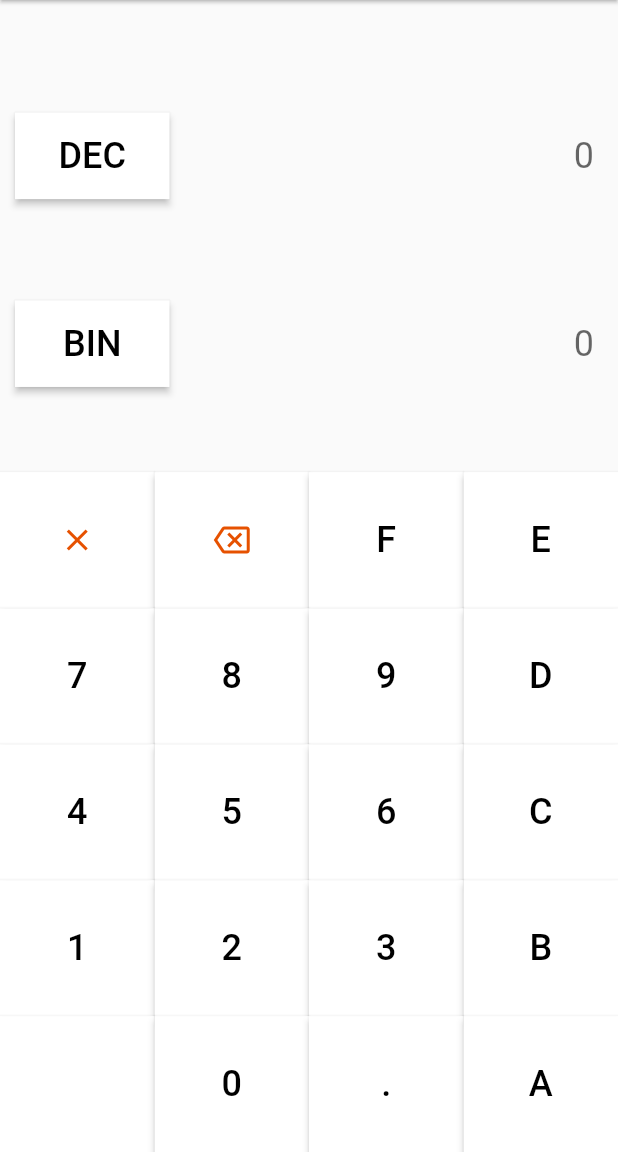
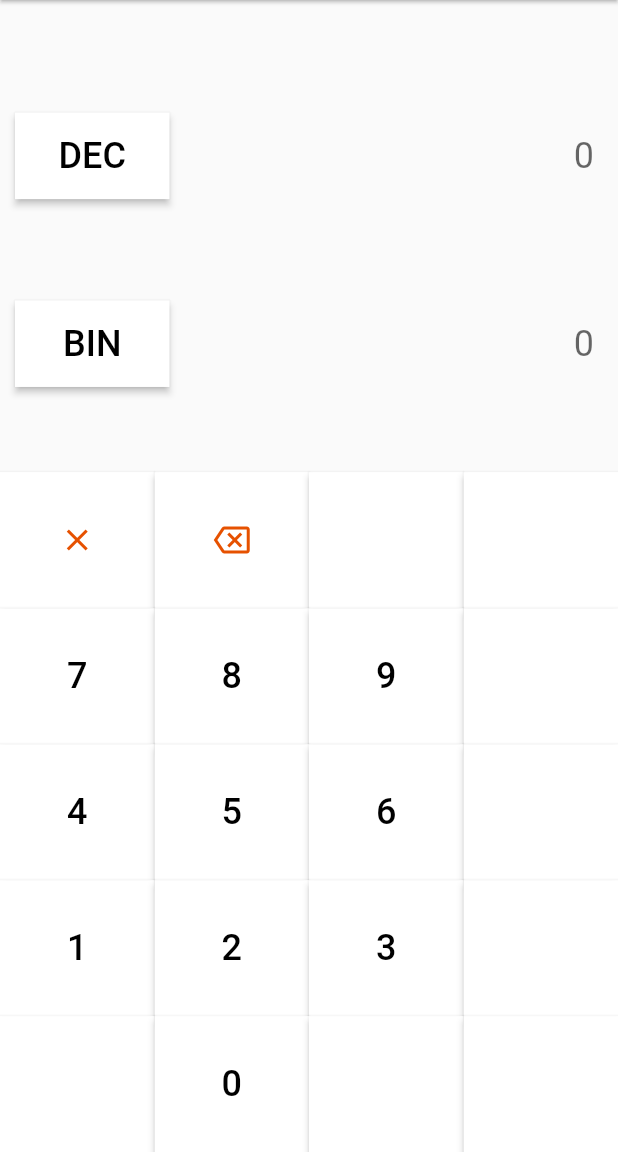
Before and after one commit to 0xV3nn/0xBA53, a Flutter app: the screen it shows after launch, on a phone screen of 412 x 824 dp, the part 84-1236 px from its top. Run offline on Flutter 3.47's test engine with Material 2 defaults, Android fonts, the phone set to English and light mode, and no system bars.

Commit message:
Working fine

```diff
--- a/lib/view/home_page.dart
+++ b/lib/view/home_page.dart
@@ -18,9 +18,24 @@ class _HomePageState extends State<HomePage> {
   String baseButtonUp = 'DEC';
   String baseButtonDown = 'BIN';
 
+  Map<String, int> radixMap = {
+    'BIN': 2,
+    'OCT': 8,
+    'DEC': 10,
+    'HEX': 16
+  };
+
   @override
   void initState() {
     super.initState();
+    input_up.addListener(() {
+      setState(() {
+        if (baseButtonUp.isNotEmpty && input_up.text.isNotEmpty) {
+          int radix = radixMap[baseButtonUp] ?? 10;
+          input_down.text = int.parse(input_up.text, radix: radix).toRadixString(radixMap[baseButtonDown] ?? 2).toUpperCase();
+        }
+      });
+    });
   }
 
   void _basesModalSheetUp() {
@@ -44,12 +59,20 @@ class _HomePageState extends State<HomePage> {
   _onModalButtonPressedUp(String value) {
     setState(() {
       if (value == 'BIN') {
+        input_up.text = '';
+        input_down.text = '';
         baseButtonUp = 'BIN';
       } else if (value == 'OCT') {
+        input_up.text = '';
+        input_down.text = '';
         baseButtonUp = 'OCT';
       } else if (value == 'DEC') {
+        input_up.text = '';
+        input_down.text = '';
         baseButtonUp = 'DEC';
       } else if (value == 'HEX') {
+        input_up.text = '';
+        input_down.text = '';
         baseButtonUp = 'HEX';
       }
     });
@@ -58,12 +81,20 @@ class _HomePageState extends State<HomePage> {
   _onModalButtonPressedDown(String value) {
     setState(() {
       if (value == 'BIN') {
+        input_up.text = '';
+        input_down.text = '';
         baseButtonDown = 'BIN';
       } else if (value == 'OCT') {
+        input_up.text = '';
+        input_down.text = '';
         baseButtonDown = 'OCT';
       } else if (value == 'DEC') {
+        input_up.text = '';
+        input_down.text = '';
         baseButtonDown = 'DEC';
       } else if (value == 'HEX') {
+        input_up.text = '';
+        input_down.text = '';
         baseButtonDown = 'HEX';
       }
     });
@@ -73,8 +104,10 @@ class _HomePageState extends State<HomePage> {
     setState(() {
       if (value == 'AC') {
         input_up.text = '';
+        input_down.text = '';
       } else if (value == 'X' && input_up.text.isNotEmpty) {
         input_up.text = input_up.text.substring(0, input_up.text.length - 1);
+        input_up.text == '' ? input_down.text = '' : null;
       } else if (value != 'AC' && value != 'X') {
         input_up.text += value;
       }
@@ -97,20 +130,30 @@ class _HomePageState extends State<HomePage> {
             children: [
               Row(
                 children: [
-                  BaseChangeButton(label: baseButtonUp, onKeyPressed: _basesModalSheetUp),
-                  NumberField(controller: input_up)
+                  BaseChangeButton(
+                    label: baseButtonUp,
+                    onKeyPressed: _basesModalSheetUp,
+                  ),
+                  NumberField(
+                    controller: input_up,
+
+                  )
                 ],
               ),
               SizedBox(height: 0.05 * size.height),
               Row(
                 children: [
-                  BaseChangeButton(label: baseButtonDown, onKeyPressed: _basesModalSheetDown),
-                  NumberField(controller: input_up)
+                  BaseChangeButton(
+                    label: baseButtonDown,
+                    onKeyPressed: _basesModalSheetDown
+                  ),
+                  NumberField(controller: input_down)
                 ],
               ),
               SizedBox(height: 0.053 * size.height),
               CustomKeyboard(
-                onKeyPressed: _onKeyPressed
+                onKeyPressed: _onKeyPressed,
+                type: baseButtonUp,
               ),
             ],
           ),
--- a/lib/view/widgets/bases/number_field.dart
+++ b/lib/view/widgets/bases/number_field.dart
@@ -2,10 +2,12 @@ import 'package:flutter/material.dart';
 
 class NumberField extends StatelessWidget {
   final controller;
+  final Function(String)? onChanged;
+
   const NumberField({
     super.key,
     required this.controller,
-
+    this.onChanged,
   });
 
   @override
@@ -18,6 +20,7 @@ class NumberField extends StatelessWidget {
                   keyboardType: TextInputType.multiline,
                   maxLines: 1,
                   controller: controller,
+                  onChanged: onChanged,
                   decoration: const InputDecoration(
                     border: InputBorder.none,
                     hintText: '0',
--- a/lib/view/widgets/keyboard/custom_keyboard.dart
+++ b/lib/view/widgets/keyboard/custom_keyboard.dart
@@ -4,10 +4,12 @@ import 'custom_button.dart';
 
 class CustomKeyboard extends StatelessWidget {
   final Function(String) onKeyPressed;
+  final String type;
 
   const CustomKeyboard({
     super.key,
     required this.onKeyPressed,
+    required this.type,
   });
 
   @override
@@ -31,40 +33,44 @@ class CustomKeyboard extends StatelessWidget {
                       color: Colors.orange[900]
                     ),
                     onKeyPressed: onKeyPressed),
-                  CustomButton(label: 'F', onKeyPressed: onKeyPressed),
-                  CustomButton(label: 'E', onKeyPressed: onKeyPressed),
+                  CustomButton(label: type == 'HEX' ? 'F' : '',
+                    onKeyPressed: onKeyPressed
+                  ),
+                  CustomButton(label: type == 'HEX' ? 'E' : '',
+                    onKeyPressed: onKeyPressed
+                  ),
                 ],
               ),
               Row(
                 children: [
-                  CustomButton(label: '7', onKeyPressed: onKeyPressed),
-                  CustomButton(label: '8', onKeyPressed: onKeyPressed),
-                  CustomButton(label: '9', onKeyPressed: onKeyPressed),
-                  CustomButton(label: 'D', onKeyPressed: onKeyPressed),
+                  CustomButton(label: type == "BIN" ? "" : "7", onKeyPressed: onKeyPressed),
+                  CustomButton(label: type == 'OCT' || type == "BIN" ? '' : '8', onKeyPressed: onKeyPressed),
+                  CustomButton(label: type == 'OCT' || type == "BIN" ? '' : '9', onKeyPressed: onKeyPressed),
+                  CustomButton(label: type == 'HEX' ? 'D' : '', onKeyPressed: onKeyPressed),
                 ],
               ),
               Row(
                 children: [
-                  CustomButton(label: '4', onKeyPressed: onKeyPressed),
-                  CustomButton(label: '5', onKeyPressed: onKeyPressed),
-                  CustomButton(label: '6', onKeyPressed: onKeyPressed),
-                  CustomButton(label: 'C', onKeyPressed: onKeyPressed),
+                  CustomButton(label: type == "BIN" ? "" : "4", onKeyPressed: onKeyPressed),
+                  CustomButton(label: type == "BIN" ? "" : "5", onKeyPressed: onKeyPressed),
+                  CustomButton(label: type == "BIN" ? "" : "6", onKeyPressed: onKeyPressed),
+                  CustomButton(label: type == 'HEX' ? 'C' : '', onKeyPressed: onKeyPressed),
                 ],
               ),
               Row(
                 children: [
                   CustomButton(label: '1', onKeyPressed: onKeyPressed),
-                  CustomButton(label: '2', onKeyPressed: onKeyPressed),
-                  CustomButton(label: '3', onKeyPressed: onKeyPressed),
-                  CustomButton(label: 'B', onKeyPressed: onKeyPressed),
+                  CustomButton(label: type == "BIN" ? "" : "2", onKeyPressed: onKeyPressed),
+                  CustomButton(label: type == "BIN" ? "" : "3", onKeyPressed: onKeyPressed),
+                  CustomButton(label: type == 'HEX' ? 'B' : '', onKeyPressed: onKeyPressed),
                 ],
               ),
               Row(
                 children: [
                   CustomButton(label: '', onKeyPressed: onKeyPressed),
                   CustomButton(label: '0', onKeyPressed: onKeyPressed),
-                  CustomButton(label: '.', onKeyPressed: onKeyPressed),
-                  CustomButton(label: 'A', onKeyPressed: onKeyPressed),
+                  CustomButton(label: '', onKeyPressed: onKeyPressed),
+                  CustomButton(label: type == 'HEX' ? 'A' : '', onKeyPressed: onKeyPressed),
                 ],
               ),
             ],
```
Also changed, not shown: lib/main.dart (+0 -21 lines).
